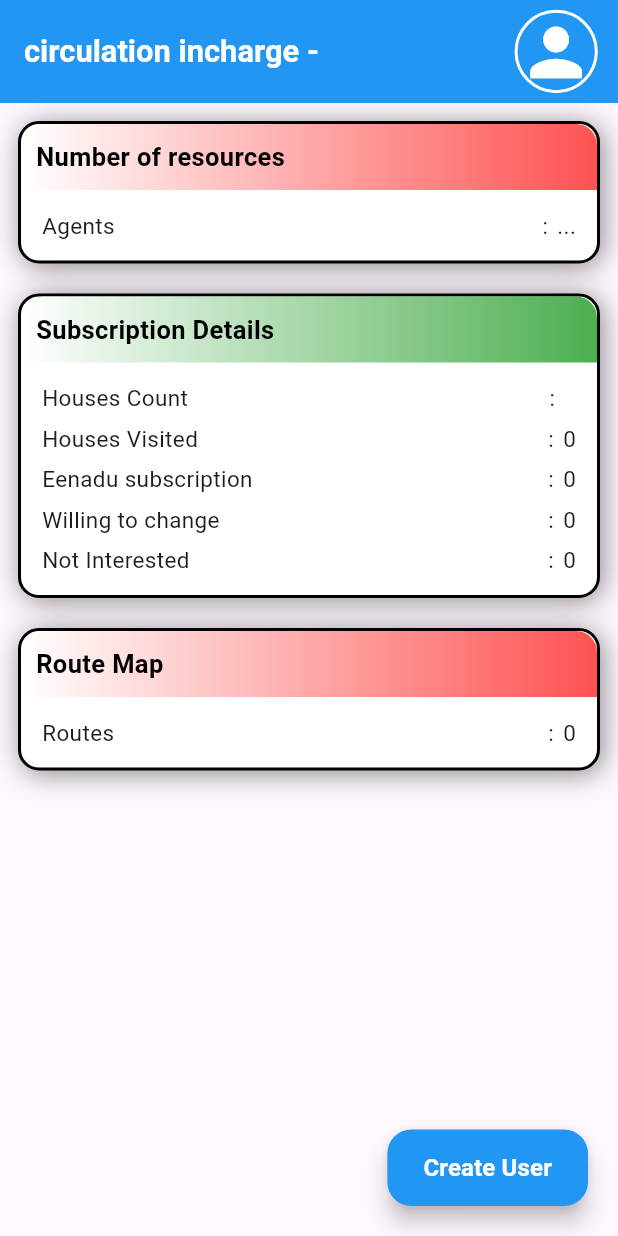
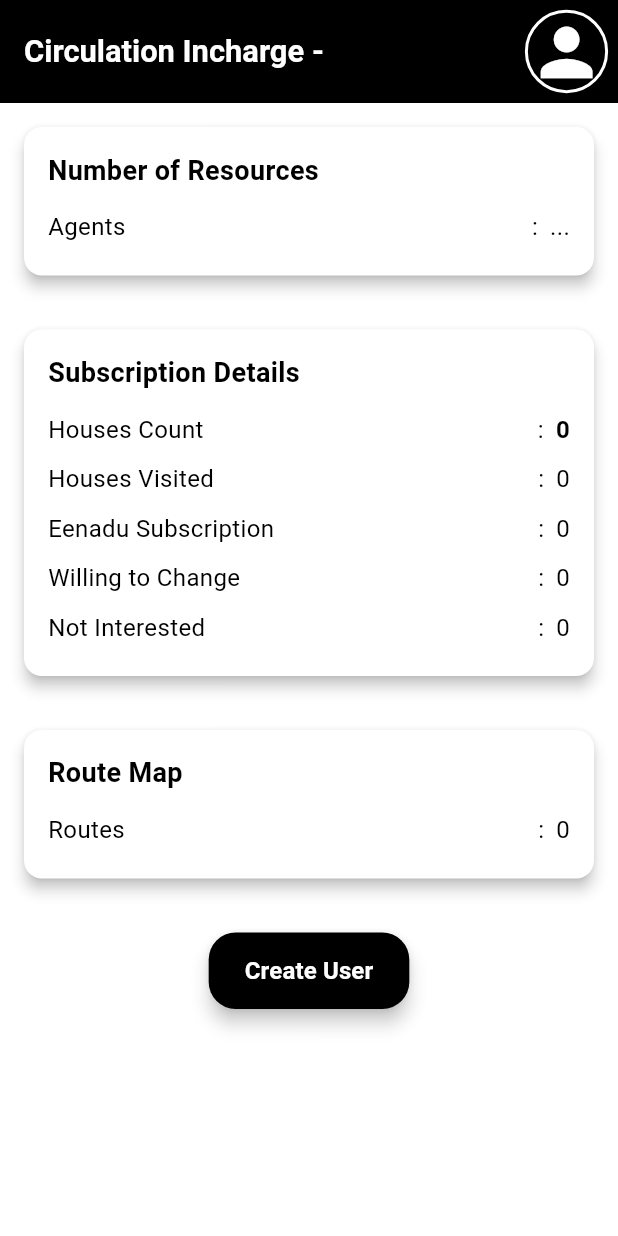
Before and after one commit to ShriKrishna21/finalsalesrep, a Flutter app: the Circulationinchargescreen screen opened directly, on a phone screen of 412 x 824 dp. Run offline on Flutter 3.47's test engine with Material 3 defaults, Android fonts, the phone set to English and light mode, and no system bars; our stand-ins replace geocoding, geolocator, image_picker, shared_preferences; accounts and stored records are empty.

Commit message:
changed ui and language

```diff
--- a/lib/unit/circulationincharge/circulationinchargescreen.dart
+++ b/lib/unit/circulationincharge/circulationinchargescreen.dart
@@ -1,7 +1,6 @@
 import 'dart:convert';
 import 'package:finalsalesrep/agent/agentprofie.dart';
 import 'package:finalsalesrep/common_api_class.dart';
-
 import 'package:finalsalesrep/unit/createagent.dart';
 import 'package:flutter/material.dart';
 import 'package:http/http.dart' as http;
@@ -68,7 +67,7 @@ class _CirculationinchargescreenState extends State<Circulationinchargescreen> {
 
         print("✅ Agent count fetched: $agentCount");
       } else {
-        print("❌ Failed to fetch agents. Status code: \${response.statusCode}");
+        print("❌ Failed to fetch agents. Status code: ${response.statusCode}");
         setState(() => isLoading = false);
       }
     } catch (e) {
@@ -86,10 +85,11 @@ class _CirculationinchargescreenState extends State<Circulationinchargescreen> {
   @override
   Widget build(BuildContext context) {
     return Scaffold(
+      backgroundColor: Colors.white, // White background
       appBar: AppBar(
         toolbarHeight: MediaQuery.of(context).size.height / 12,
-        backgroundColor: Colors.blue,
-        foregroundColor: Colors.white,
+        backgroundColor: Colors.black, // Black app bar
+        foregroundColor: Colors.white, // White icons
         actions: [
           GestureDetector(
             onTap: () {
@@ -100,28 +100,30 @@ class _CirculationinchargescreenState extends State<Circulationinchargescreen> {
                   ));
             },
             child: Container(
-              width: MediaQuery.of(context).size.height / 10,
+              width: MediaQuery.of(context).size.height / 12,
               decoration: BoxDecoration(
                 shape: BoxShape.circle,
                 border: Border.all(
                   width: 2,
-                  color: Colors.white,
+                  color: Colors.white, // White border
                   style: BorderStyle.solid,
                 ),
               ),
               child: Icon(
                 Icons.person,
                 size: MediaQuery.of(context).size.height / 16,
+                color: Colors.white, // White icon
               ),
             ),
           )
         ],
         title: RichText(
           text: TextSpan(
-            text: "circulation incharge - ",
+            text: "Circulation Incharge - ",
             style: TextStyle(
               fontSize: MediaQuery.of(context).size.height / 40,
               fontWeight: FontWeight.bold,
+              color: Colors.white, // White text
             ),
             children: <TextSpan>[
               TextSpan(
@@ -129,7 +131,7 @@ class _CirculationinchargescreenState extends State<Circulationinchargescreen> {
                 style: TextStyle(
                   fontSize: MediaQuery.of(context).size.height / 40,
                   fontWeight: FontWeight.bold,
-                  color: Colors.black,
+                  color: Colors.white, // White text
                 ),
               ),
               TextSpan(
@@ -137,7 +139,7 @@ class _CirculationinchargescreenState extends State<Circulationinchargescreen> {
                 style: TextStyle(
                   fontSize: MediaQuery.of(context).size.height / 44,
                   fontWeight: FontWeight.bold,
-                  color: Colors.white,
+                  color: Colors.white, // White text
                 ),
               )
             ],
@@ -145,11 +147,10 @@ class _CirculationinchargescreenState extends State<Circulationinchargescreen> {
         ),
         automaticallyImplyLeading: false,
       ),
-      body: Stack(
-        children: [
-          Padding(
-            padding: const EdgeInsets.all(12.0),
+      body: Padding(
+        padding: const EdgeInsets.all(16.0),
         child: Column(
+          crossAxisAlignment: CrossAxisAlignment.start,
           children: [
             GestureDetector(
               onTap: () {
@@ -159,9 +160,8 @@ class _CirculationinchargescreenState extends State<Circulationinchargescreen> {
                       builder: (context) => const Noofresources()),
                 );
               },
-                  child: _buildCard(
-                    title: "Number of resources",
-                    gradientColors: [Colors.white, Colors.redAccent],
+              child: _buildSimpleCard(
+                title: "Number of Resources",
                 rows: [
                   _InfoRow(
                       label: "Agents",
@@ -170,40 +170,34 @@ class _CirculationinchargescreenState extends State<Circulationinchargescreen> {
               ),
             ),
             const SizedBox(height: 20),
-                _buildCard(
+            _buildSimpleCard(
               title: "Subscription Details",
-                  gradientColors: [Colors.white, Colors.green],
               rows: const [
-                    _InfoRow(label: "Houses Count", value: "  ", bold: true),
+                _InfoRow(label: "Houses Count", value: "0", bold: true),
                 _InfoRow(label: "Houses Visited", value: "0"),
-                    _InfoRow(label: "Eenadu subscription", value: "0"),
-                    _InfoRow(label: "Willing to change", value: "0"),
+                _InfoRow(label: "Eenadu Subscription", value: "0"),
+                _InfoRow(label: "Willing to Change", value: "0"),
                 _InfoRow(label: "Not Interested", value: "0"),
               ],
             ),
             const SizedBox(height: 20),
-                _buildCard(
+            _buildSimpleCard(
               title: "Route Map",
-                  gradientColors: [Colors.white, Colors.redAccent],
               rows: const [
                 _InfoRow(label: "Routes", value: "0"),
               ],
             ),
-              ],
-            ),
-          ),
-          Positioned(
-            bottom: 20,
-            right: 20,
+            const SizedBox(height: 20),
+            Center(
               child: ElevatedButton(
                 style: ElevatedButton.styleFrom(
-                backgroundColor: Colors.blue,
+                  backgroundColor: Colors.black, // Black button
                   padding:
                       const EdgeInsets.symmetric(horizontal: 24, vertical: 14),
                   shape: RoundedRectangleBorder(
-                  borderRadius: BorderRadius.circular(16),
+                    borderRadius: BorderRadius.circular(18), // Rounded corners
                   ),
-                elevation: 6,
+                  elevation: 5,
                 ),
                 onPressed: () {
                   Navigator.push(
@@ -217,57 +211,42 @@ class _CirculationinchargescreenState extends State<Circulationinchargescreen> {
                   style: TextStyle(
                       fontWeight: FontWeight.bold,
                       fontSize: 16,
-                    color: Colors.white),
+                      color: Colors.white), // White text
                 ),
               ),
             )
           ],
         ),
+      ),
     );
   }
 
-  Widget _buildCard({
+  Widget _buildSimpleCard({
     required String title,
-    required List<Color> gradientColors,
     required List<_InfoRow> rows,
   }) {
-    return Container(
-      width: double.infinity,
-      decoration: BoxDecoration(
-        border: Border.all(width: 2),
-        color: Colors.white,
-        borderRadius: BorderRadius.circular(14),
-        boxShadow: const [
-          BoxShadow(
-              color: Colors.black45, offset: Offset(2, 2), blurRadius: 15),
-        ],
-      ),
+    return Card(
+      shape: RoundedRectangleBorder(borderRadius: BorderRadius.circular(12)),
+      elevation: 4,
+      color: Colors.white, // White background for the card
+      margin: const EdgeInsets.only(bottom: 16),
+      child: Padding(
+        padding: const EdgeInsets.all(16.0),
         child: Column(
+          crossAxisAlignment: CrossAxisAlignment.start,
           children: [
-          Container(
-            width: double.infinity,
-            padding: const EdgeInsets.all(10),
-            decoration: BoxDecoration(
-              gradient: LinearGradient(colors: gradientColors),
-              borderRadius: const BorderRadius.only(
-                topLeft: Radius.circular(14),
-                topRight: Radius.circular(14),
-              ),
-            ),
-            child: Text(
+            Text(
               title,
               style: const TextStyle(
                 fontWeight: FontWeight.bold,
-                fontSize: 17,
-                color: Colors.black,
+                fontSize: 18,
+                color: Colors.black, // Black text
               ),
             ),
+            const SizedBox(height: 8),
+            Column(children: rows),
+          ],
         ),
-          Padding(
-            padding: const EdgeInsets.symmetric(horizontal: 14, vertical: 10),
-            child: Column(children: rows),
-          )
-        ],
       ),
     );
   }
@@ -287,24 +266,26 @@ class _InfoRow extends StatelessWidget {
   @override
   Widget build(BuildContext context) {
     return Padding(
-      padding: const EdgeInsets.symmetric(vertical: 3),
+      padding: const EdgeInsets.symmetric(vertical: 5),
       child: Row(
         children: [
           Expanded(
             child: Text(
               label,
-              style: const TextStyle(fontSize: 15),
+              style: const TextStyle(
+                  fontSize: 16, color: Colors.black), // Black text
             ),
           ),
-          const Text(":", style: TextStyle(fontSize: 15)),
-          const SizedBox(width: 6),
+          const Text(":", style: TextStyle(fontSize: 16, color: Colors.black)),
+          const SizedBox(width: 8),
           Text(
             value,
             style: TextStyle(
               fontWeight: bold ? FontWeight.bold : FontWeight.normal,
-              fontSize: 15,
+              fontSize: 16,
+              color: Colors.black, // Black text
             ),
-          )
+          ),
         ],
       ),
     );
```
Also changed, not shown: lib/agent/agentprofie.dart (+44 -19 lines), lib/agent/agentscreen.dart (+23 -14 lines), lib/agent/coustmerform.dart (+62 -50 lines). Lines whose indentation alone changed are shown as unchanged.
